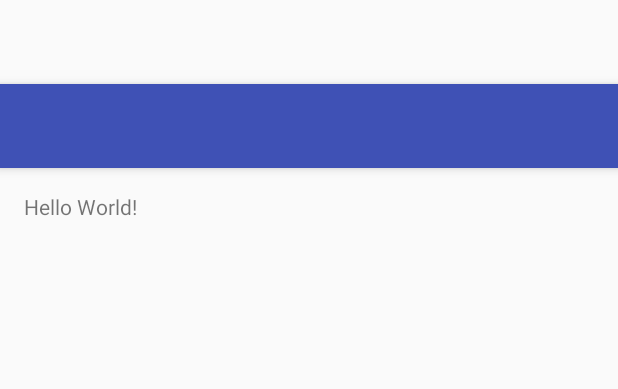
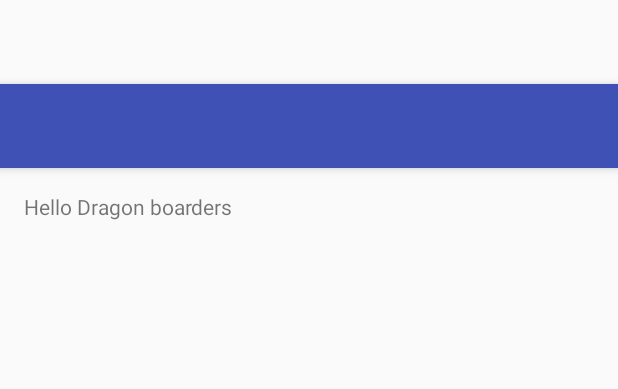
Before and after one commit to denisfitz57/GitExample, an Android app: the layout activity_get_example.xml on its own in the app's theme, with its tools: preview values and no code run, on a phone screen of 412 x 824 dp. Shown: the top 389 px of the screen. Run offline under Robolectric (Android 15) with nearby library versions, the phone set to English and light mode, and no system bars.

Commit message:
Text change

```diff
--- a/app/src/main/res/layout/content_get_example.xml
+++ b/app/src/main/res/layout/content_get_example.xml
@@ -14,7 +14,7 @@
     tools:context="com.example.denis.gitexample.GetExampleActivity">
 
     <TextView
-        android:text="Hello World!"
+        android:text="Hello Dragon boarders"
         android:layout_width="wrap_content"
         android:layout_height="wrap_content" />
 </RelativeLayout>
```
